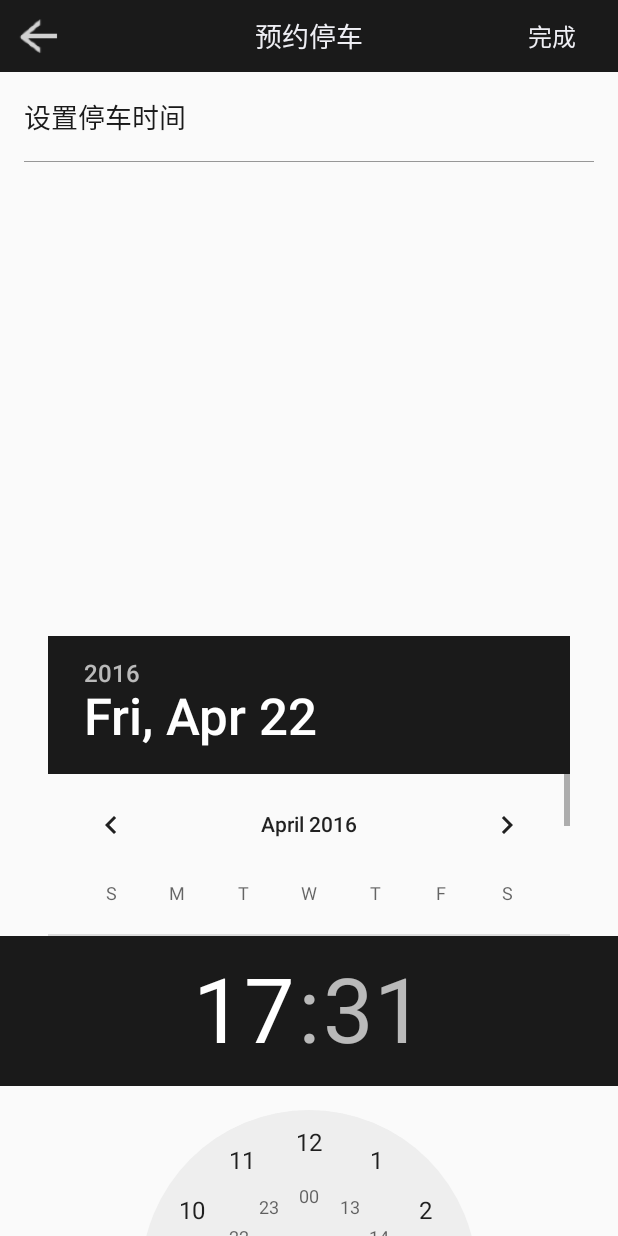
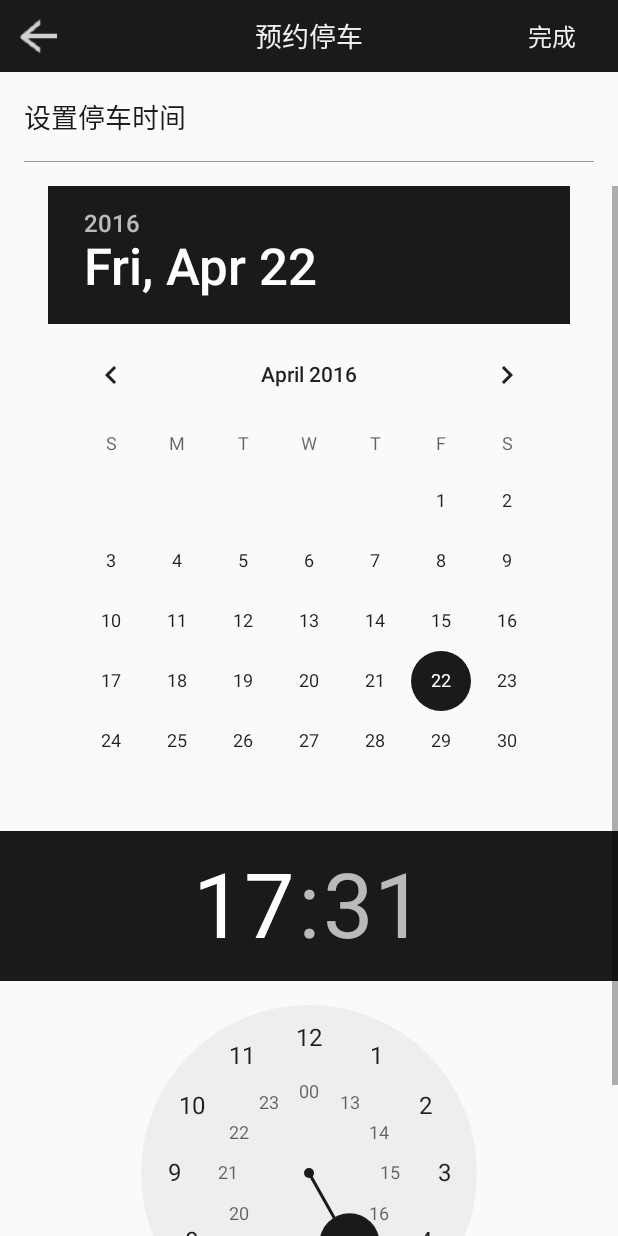
Before and after one commit to 617218557/ParkingLot, an Android app: the ChooseTimeActivity screen opened directly, with no data from a screen before it, on a phone screen of 412 x 824 dp. Run offline under Robolectric (Android 15) with nearby library versions, the phone set to English and light mode, and no system bars; libraries missing offline, so code that uses them is left out: com.dd, com.squareup.okhttp; 5 statements that could not run were skipped.

```diff
--- a/app/src/main/res/layout/activity_choose_time.xml
+++ b/app/src/main/res/layout/activity_choose_time.xml
@@ -31,25 +31,30 @@
         android:background="@color/color_border"
         android:clickable="true" />
 
+
+    <ScrollView
+        android:layout_width="match_parent"
+        android:layout_height="wrap_content"
+        android:layout_below="@+id/activity_chooseTime_iv_border">
+
         <LinearLayout
             android:layout_width="match_parent"
             android:layout_height="wrap_content"
-        android:layout_alignParentBottom="true"
             android:orientation="vertical">
 
             <DatePicker
                 android:id="@+id/activity_chooseTime_dp_picker"
                 android:layout_width="wrap_content"
+                android:layout_height="wrap_content"
                 android:layout_gravity="center_horizontal"
-            android:calendarViewShown="false"
-            android:layout_height="200dp" />
+                android:calendarViewShown="false" />
 
             <TimePicker
                 android:id="@+id/activity_chooseTime_tp_picker"
-            android:layout_gravity="center_horizontal"
                 android:layout_width="match_parent"
-            android:layout_height="200dp" />
+                android:layout_height="wrap_content"
+                android:layout_gravity="center_horizontal" />
 
         </LinearLayout>
-
+    </ScrollView>
 </RelativeLayout>
```
Also changed, not shown: app/src/main/java/com/fyf/parkinglot/activity/groupChat/GroupChatListAdapter.java (+7 -6 lines), app/src/main/java/com/fyf/parkinglot/activity/singleChat/SingleChatListAdapter.java (+9 -7 lines). Lines whose indentation alone changed are shown as unchanged.
